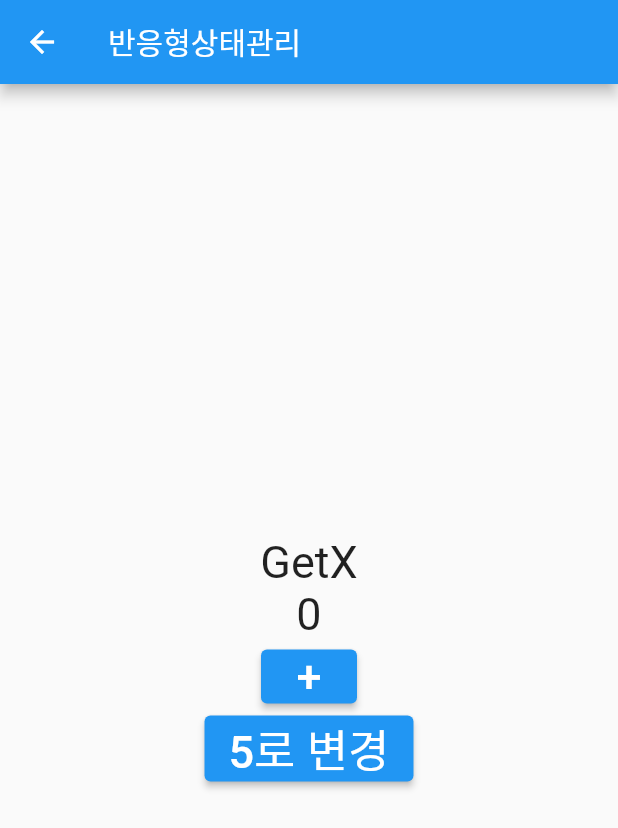
After one commit to hwangtaewook/getxlearn4, a Flutter app: the screen it shows after launch, after a tap on "반응형상태관리", on a phone screen of 412 x 824 dp. The commit adds this screen. Shown: the top 828 px of the screen. Run offline on Flutter 3.47's test engine with Material 2 defaults, Android fonts, the phone set to English and light mode, and no system bars; our stand-ins replace get.

Commit message:
반응형상태관리

```diff
--- /dev/null
+++ b/lib/src/controller/count_controller_with_reactive.dart
@@ -0,0 +1,47 @@
+import 'package:flutter/material.dart';
+import 'package:get/get.dart';
+
+enum NUM { first, second }
+
+class User {
+  String? name;
+  int? age;
+  User({this.name, this.age});
+}
+
+class CountControllerWithReactive extends GetxController {
+  RxInt count = 0.obs;
+  final RxDouble _double = 0.0.obs;
+  RxString value = "".obs;
+  Rx<NUM> nums = NUM.first.obs;
+  final Rx<User> user = User(name: "탱구", age: 27).obs;
+  RxList<String> list = [""].obs;
+
+  void increase() {
+    count++;
+    _double + 1;
+    _double(424);
+    nums(NUM.second);
+    user(User());
+    user.update((user) {
+      user?.name = "탱탱구";
+    });
+    // list.addAll();
+    // list.add();
+    list.addIf(user.value.name == "탱탱구", "okay");
+  }
+
+  void putNumber(int value) {
+    count(value);
+  }
+
+  @override
+  void onInit() {
+    ever(count, (_) => debugPrint("매번 호출"));
+    once(count, (_) => debugPrint("한번만 호출"));
+    debounce(count, (_) => debugPrint("마지막 변경에 한번만 호출"),
+        time: const Duration(seconds: 1));
+    interval(count, (_) => debugPrint("변경되고 있는 동안 1초마다 호출"));
+    super.onInit();
+  }
+}
--- a/lib/src/home.dart
+++ b/lib/src/home.dart
@@ -1,6 +1,7 @@
 import 'package:flutter/material.dart';
 import 'package:get/get.dart';
 import 'package:getxlearn/src/page/named/first.dart';
+import 'package:getxlearn/src/page/named/reactive_state_manage_page.dart';
 import 'package:getxlearn/src/page/named/simple_state_mange_page.dart';
 
 class Home extends StatelessWidget {
@@ -67,6 +68,13 @@
                 Get.to(const SimpleStateMangePage());
               },
             ),
+            ElevatedButton(
+              child: const Text("반응형상태관리"),
+              onPressed: () {
+                // Navigator.of(context).pushNamed("/first");
+                Get.to(const ReactiveStateMangePage());
+              },
+            ),
           ],
         ),
       ),
--- /dev/null
+++ b/lib/src/page/named/reactive_state_manage_page.dart
@@ -0,0 +1,61 @@
+import 'package:flutter/material.dart';
+import 'package:get/get.dart';
+
+import '../../controller/count_controller_with_reactive.dart';
+
+class ReactiveStateMangePage extends StatelessWidget {
+  const ReactiveStateMangePage({super.key});
+
+  @override
+  Widget build(BuildContext context) {
+    Get.put(CountControllerWithReactive());
+    return Scaffold(
+      appBar: AppBar(
+        title: const Text("반응형상태관리"),
+      ),
+      body: Center(
+        child: Column(
+          mainAxisAlignment: MainAxisAlignment.center,
+          children: [
+            const Text(
+              "GetX",
+              style: TextStyle(fontSize: 30),
+            ),
+            // GetX<CountControllerWithReactive>(
+            //   builder: (_) {
+            //     return Text(
+            //       "${Get.find<CountControllerWithReactive>().count.value}",
+            //       style: const TextStyle(fontSize: 30),
+            //     );
+            //   },
+            // ),
+            Obx(
+              () => Text(
+                "${Get.find<CountControllerWithReactive>().count.value}",
+                style: const TextStyle(fontSize: 30),
+              ),
+            ),
+            ElevatedButton(
+              child: const Text(
+                "+",
+                style: TextStyle(fontSize: 30),
+              ),
+              onPressed: () {
+                Get.find<CountControllerWithReactive>().increase();
+              },
+            ),
+            ElevatedButton(
+              child: const Text(
+                "5로 변경",
+                style: TextStyle(fontSize: 30),
+              ),
+              onPressed: () {
+                Get.find<CountControllerWithReactive>().putNumber(5);
+              },
+            ),
+          ],
+        ),
+      ),
+    );
+  }
+}
```
